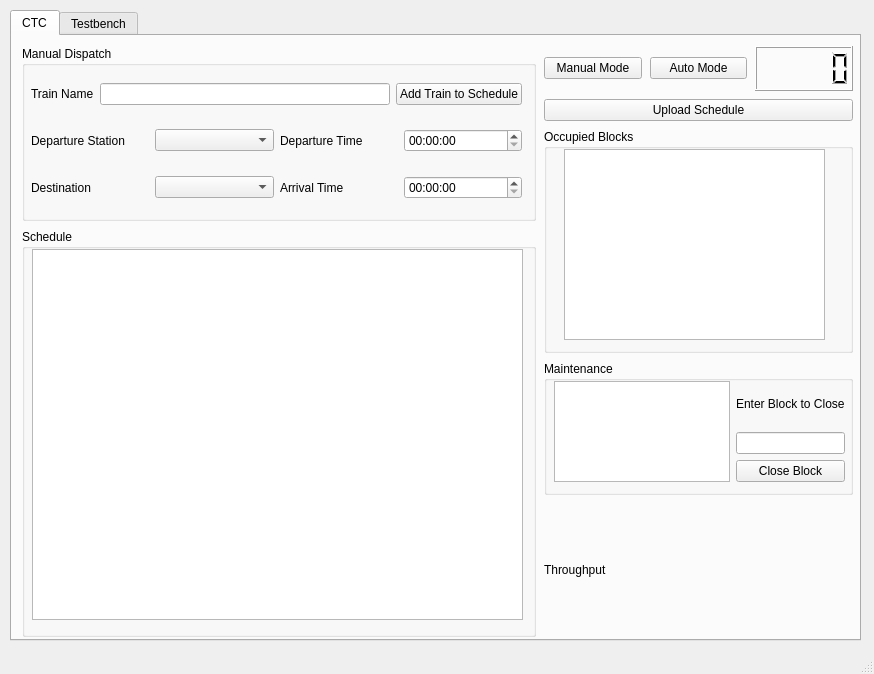
The window that CTC/CTC_UI.ui (asmithie13/ECE-1140) describes before a commit, drawn with Qt 5.
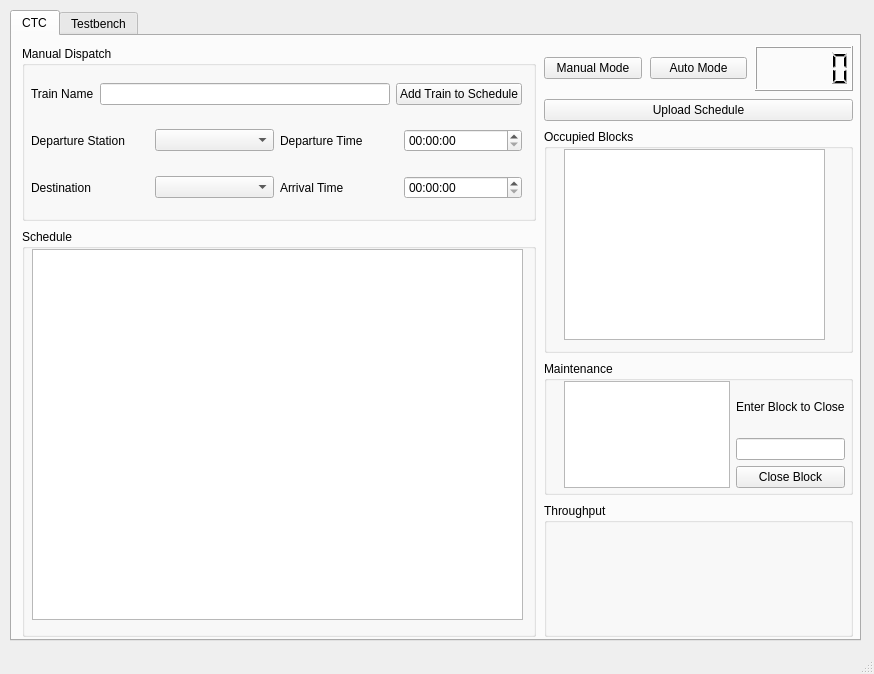
The same window after the commit. The open tabs and pages were chosen to show the change.

Commit message: Progress on Throughput Graph

What changed in the file:
```diff
--- a/CTC/CTC_UI.ui
+++ b/CTC/CTC_UI.ui
@@ -668,10 +668,10 @@
              <widget class="QWidget" name="horizontalLayoutWidget">
               <property name="geometry">
                <rect>
-                <x>10</x>
+                <x>20</x>
                 <y>20</y>
-                <width>291</width>
-                <height>101</height>
+                <width>281</width>
+                <height>107</height>
                </rect>
               </property>
               <layout class="QHBoxLayout" name="horizontalLayout" stretch="1,0">
@@ -704,10 +704,29 @@
             </widget>
            </item>
            <item>
-            <widget class="QLabel" name="label_8">
-             <property name="text">
+            <widget class="QGroupBox" name="groupBox">
+             <property name="title">
               <string>Throughput</string>
              </property>
+             <widget class="QWidget" name="horizontalLayoutWidget_2">
+              <property name="geometry">
+               <rect>
+                <x>9</x>
+                <y>19</y>
+                <width>281</width>
+                <height>101</height>
+               </rect>
+              </property>
+              <layout class="QHBoxLayout" name="ThroughputGraphLayout">
+               <item>
+                <widget class="QLabel" name="ThroughputGraphLabel">
+                 <property name="text">
+                  <string/>
+                 </property>
+                </widget>
+               </item>
+              </layout>
+             </widget>
             </widget>
            </item>
           </layout>
```
Left out of the diff: 18 changed lines with no effect on the pictures. The commit also changes 5 other files.
